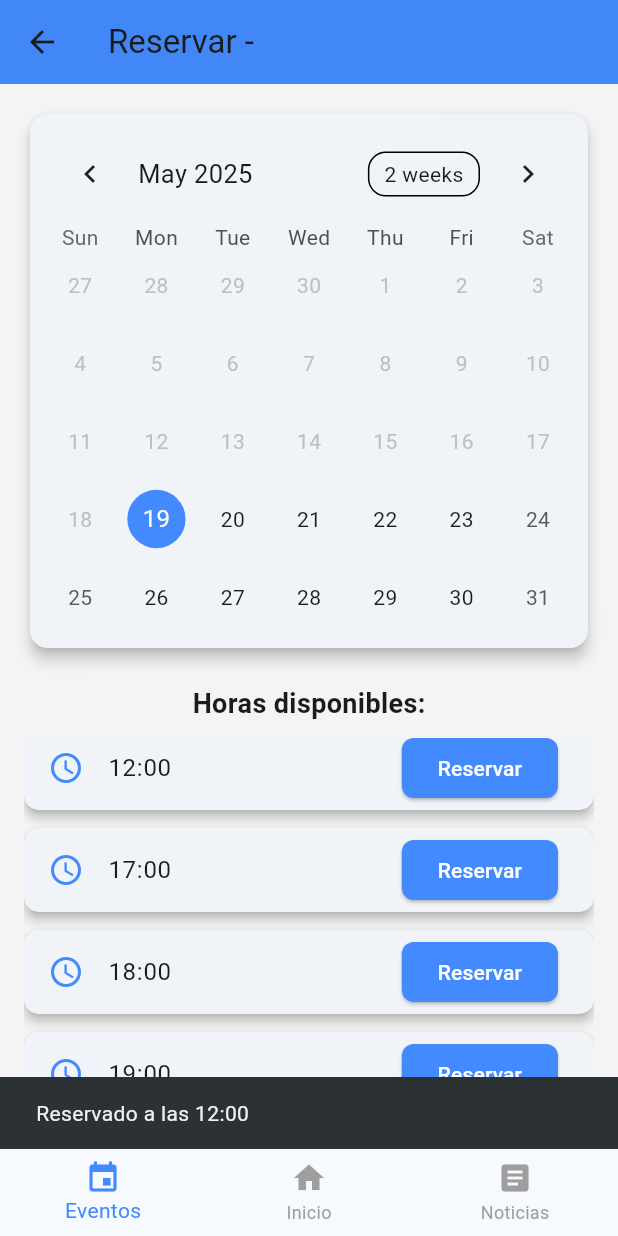
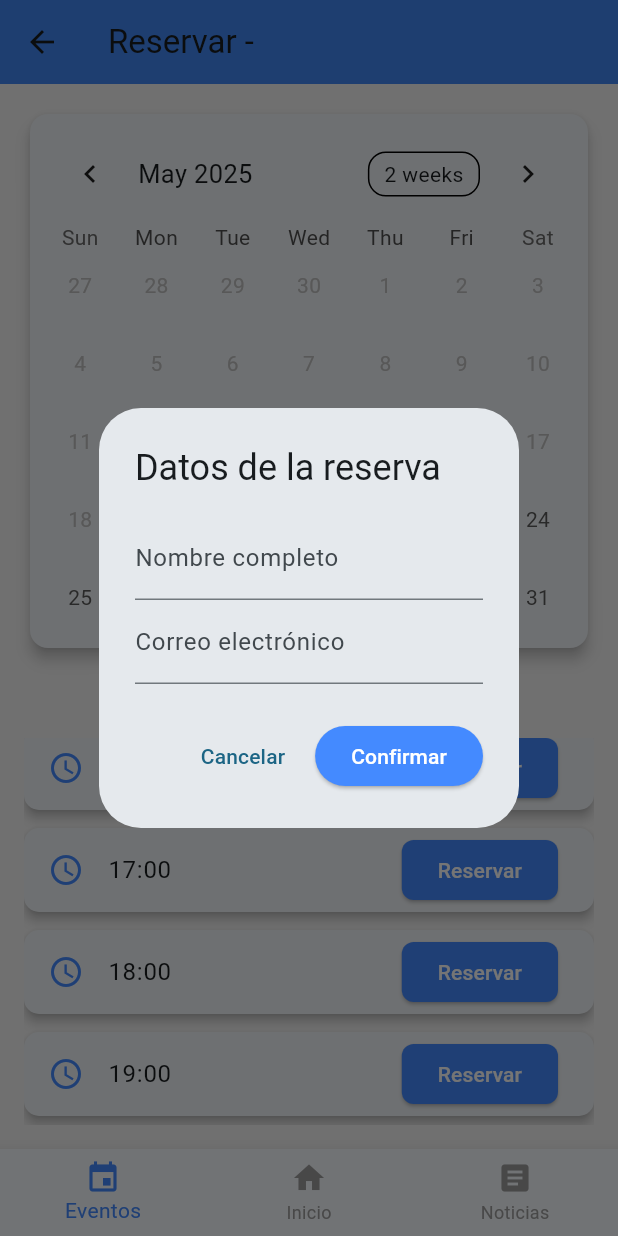
Before and after one commit to FeederMaster666/API_Gerindote, a Flutter app: the PantallaReserva screen opened directly with empty values, scrolled down 150 dp, after a tap on "Reservar", on a phone screen of 412 x 824 dp. Run offline on Flutter 3.47's test engine with Material 3 defaults, Android fonts, the phone set to English and light mode, and no system bars; drawn by our look-alikes of table_calendar; our stand-ins replace shared_preferences; accounts and stored records are empty; network calls fail.

Commit message:
ya
ya esá el poUp

```diff
--- a/APP MOVIL/lib/pages/PantallaReserva.dart
+++ b/APP MOVIL/lib/pages/PantallaReserva.dart
@@ -47,7 +47,7 @@ class _PantallaReservaState extends State<PantallaReserva> {
       // Ir a Noticias
       Navigator.pushReplacement(
         context,
-        MaterialPageRoute(builder: (context) => Noticias()),
+        MaterialPageRoute(builder: (context) => EventosAyto()),
       );
     } else if (index == 1) {
       // Ir a Inicio
@@ -59,7 +59,7 @@ class _PantallaReservaState extends State<PantallaReserva> {
       // Ir a ActividadAyto (Eventos del Ayuntamiento)
       Navigator.pushReplacement(
         context,
-        MaterialPageRoute(builder: (context) => EventosAyto()),
+        MaterialPageRoute(builder: (context) => Noticias()),
       );
     }
   }
@@ -157,13 +157,85 @@ class _PantallaReservaState extends State<PantallaReserva> {
                       // Botón de "Reservar"
                       trailing: ElevatedButton(
                         onPressed: () {
-                          // Al pulsar, muestra un mensaje confirmando la reserva
-                          ScaffoldMessenger.of(context).showSnackBar(
-                            SnackBar(
-                              content: Text(
-                                'Reservado a las ${horasDisponibles[index]}',
-                              ),
-                            ),
+                          final TextEditingController nombreController =
+                              TextEditingController();
+                          final TextEditingController correoController =
+                              TextEditingController();
+
+                          showDialog(
+                            context: context,
+                            builder: (BuildContext context) {
+                              return AlertDialog(
+                                title: const Text('Datos de la reserva'),
+                                content: Column(
+                                  mainAxisSize: MainAxisSize.min,
+                                  children: [
+                                    TextField(
+                                      controller: nombreController,
+                                      decoration: const InputDecoration(
+                                        labelText: 'Nombre completo',
+                                      ),
+                                    ),
+                                    TextField(
+                                      controller: correoController,
+                                      decoration: const InputDecoration(
+                                        labelText: 'Correo electrónico',
+                                      ),
+                                      keyboardType: TextInputType.emailAddress,
+                                    ),
+                                  ],
+                                ),
+                                actions: [
+                                  TextButton(
+                                    onPressed:
+                                        () => Navigator.of(context).pop(),
+                                    child: const Text('Cancelar'),
+                                  ),
+                                  ElevatedButton(
+                                    onPressed: () {
+                                      final nombre =
+                                          nombreController.text.trim();
+                                      final correo =
+                                          correoController.text.trim();
+
+                                      if (nombre.isEmpty || correo.isEmpty) {
+                                        ScaffoldMessenger.of(
+                                          context,
+                                        ).showSnackBar(
+                                          const SnackBar(
+                                            content: Text(
+                                              'Por favor, completa todos los campos.',
+                                            ),
+                                          ),
+                                        );
+                                        return;
+                                      }
+
+                                      Navigator.of(
+                                        context,
+                                      ).pop(); // Cerrar el diálogo
+
+                                      ScaffoldMessenger.of(
+                                        context,
+                                      ).showSnackBar(
+                                        SnackBar(
+                                          content: Text(
+                                            'Reserva hecha para $nombre a las ${horasDisponibles[index]}.\nSe enviará confirmación a $correo.',
+                                          ),
+                                        ),
+                                      );
+                                    },
+                                    style: ElevatedButton.styleFrom(
+                                      backgroundColor: Colors.blueAccent,
+                                    ),
+                                    child: const Text(
+                                      'Confirmar',
+                                      style: TextStyle(color: Colors.white),
+                                    ),
+                                  ),
+                                ],
+                              );
+                            },
                           );
                         },
                         style: ElevatedButton.styleFrom(
```
Also changed, not shown: APP MOVIL/lib/pages/GestionNavegacion.dart (+8 -8 lines).
